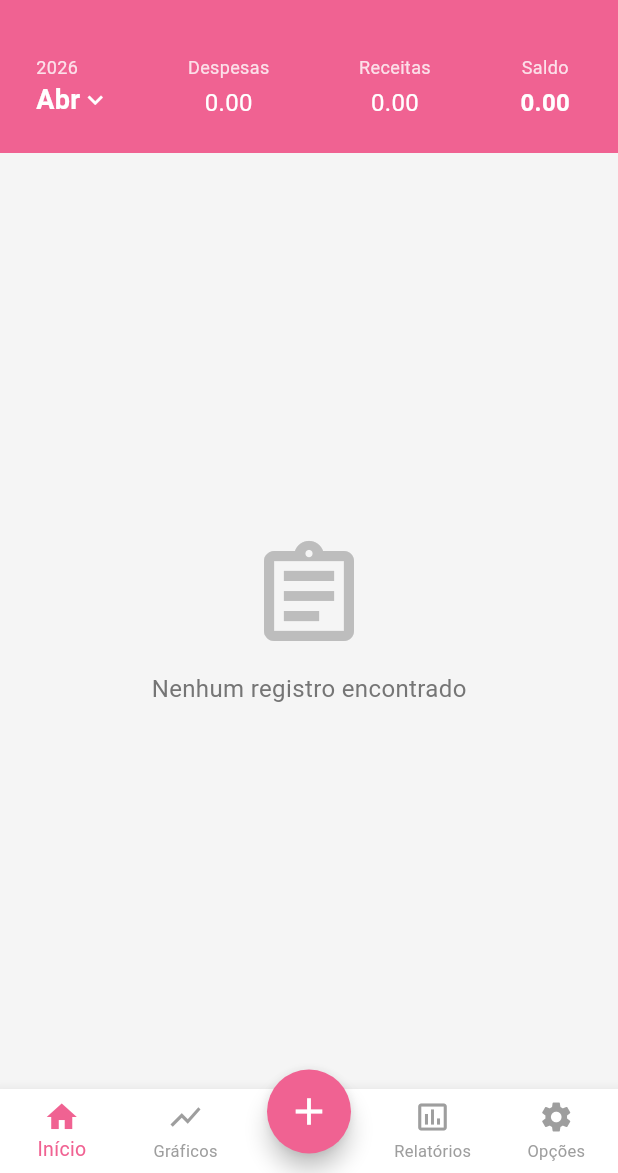
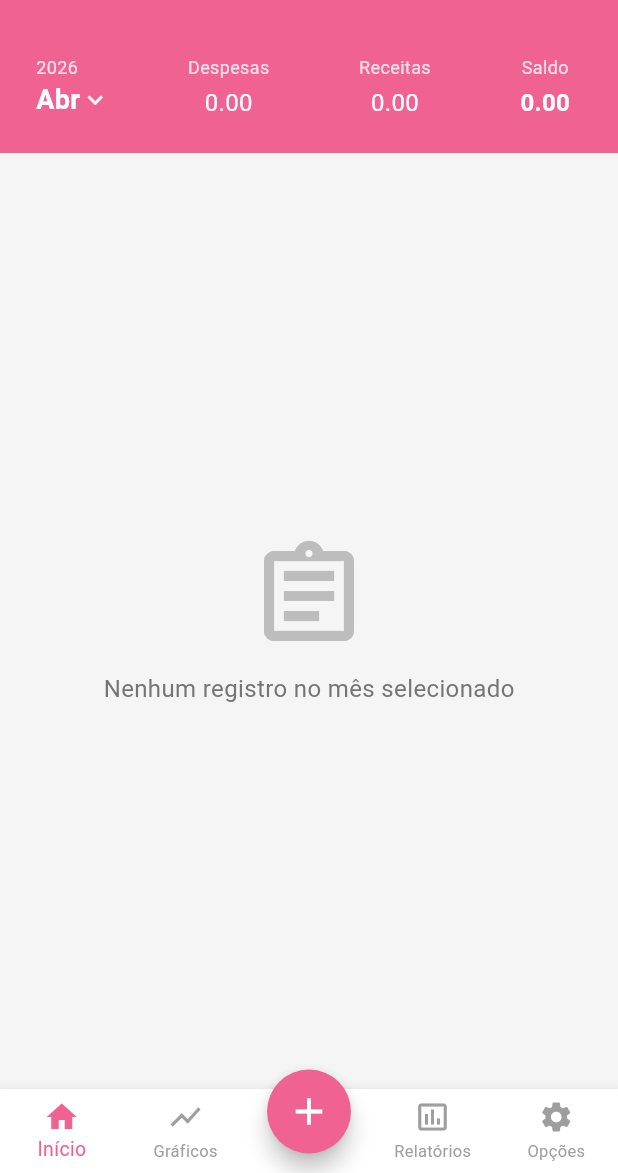
Before and after one commit to BeatrizKSilva/app-controle-financeiro, a Flutter app: the Principal screen opened directly, on a phone screen of 412 x 824 dp, the part 63-1236 px from its top. Run offline on Flutter 3.47's test engine with Material 3 defaults, Android fonts, the phone set to English and light mode, and no system bars.

Commit message:
Corrigindo bug do calendário e adicionando filtro mensal de transações

```diff
--- a/lib/views/categoria.dart
+++ b/lib/views/categoria.dart
@@ -197,7 +197,7 @@ class _CategoriaState extends State<Categoria> {
                               final DateTime? dataEscolhida =
                                   await showDatePicker(
                                 context: context,
-                                initialDate: data!,
+                                initialDate: data,
                                 firstDate: DateTime(2000),
                                 lastDate: DateTime(2100),
                               );
--- a/lib/views/principal.dart
+++ b/lib/views/principal.dart
@@ -36,9 +36,23 @@ class _PrincipalState extends State<Principal> {
     'Dez'
   ];
 
-  double _totalDespesas = 0.0;
-  double _totalReceitas = 0.0;
-  double get _saldo => _totalReceitas - _totalDespesas;
+  double get _despesasDoMes {
+
+    return _transacoes
+        .where((t) => t['tipo'] == 'despesa' && t['data'].month == _dataSelecionada.month && t['data'].year == _dataSelecionada.year)
+        .fold(0.0, (soma, item) => soma + item['valor']);
+
+  }
+
+  double get _receitasDoMes {
+
+    return _transacoes
+        .where((t) => t['tipo'] == 'receita' && t['data'].month == _dataSelecionada.month && t['data'].year == _dataSelecionada.year)
+        .fold(0.0, (soma, item) => soma + item['valor']);
+
+  }
+
+  double get _saldoDoMes => _receitasDoMes - _despesasDoMes;
 
   List<Map<String, dynamic>> _transacoes = [];
 
@@ -193,7 +207,6 @@ class _PrincipalState extends State<Principal> {
 
               if (resultado != null && resultado is Map) {
                 setState(() {
-                  _totalReceitas += resultado['valor'];
                   _transacoes.add({
                     'tipo': 'receita',
                     'valor': resultado['valor'],
@@ -214,7 +227,6 @@ class _PrincipalState extends State<Principal> {
               );
               if (resultado != null && resultado is Map) {
                 setState(() {
-                  _totalDespesas += resultado['valor'];
                   _transacoes.add({
                     'tipo': 'despesa', // Para sabermos a cor depois
                     'valor': resultado['valor'],
@@ -261,32 +273,35 @@ class _PrincipalState extends State<Principal> {
   }
 
   Widget _buildListaTransacoes() {
-    List<Map<String, dynamic>> transacoesFiltradas = _transacoes;
+    List<Map<String, dynamic>> transacoesFiltradas = _transacoes.where((t) {
+      return t['data'].month == _dataSelecionada.month &&
+             t['data'].year == _dataSelecionada.year;
+    }).toList();
+
     if (_filtroAtual == 'Receitas') {
-      transacoesFiltradas =
-          _transacoes.where((t) => t['tipo'] == 'receita').toList();
+      transacoesFiltradas = transacoesFiltradas.where((t) => t['tipo'] == 'receita').toList();
     } else if (_filtroAtual == 'Despesas') {
-      transacoesFiltradas =
-          _transacoes.where((t) => t['tipo'] == 'despesa').toList();
+      transacoesFiltradas = transacoesFiltradas.where((t) => t['tipo'] == 'despesa').toList();
     }
+
     if (transacoesFiltradas.isEmpty) {
       return Center(
         child: Column(
           mainAxisAlignment: MainAxisAlignment.center,
           children: [
-            Icon(Icons.assignment_outlined,
-                size: 80, color: Colors.grey.shade400),
+            Icon(Icons.assignment_outlined, size: 80, color: Colors.grey.shade400),
             const SizedBox(height: 10),
             Text(
               _filtroAtual == 'Todos' || _filtroAtual == 'Saldo'
-                  ? 'Nenhum registro encontrado'
-                  : 'Não há registros de $_filtroAtual',
+                  ? 'Nenhum registro no mês selecionado'
+                  : 'Não há registros de $_filtroAtual neste mês',
               style: TextStyle(color: Colors.grey.shade600, fontSize: 16),
             ),
           ],
         ),
       );
     }
+
     return ListView.builder(
       itemCount: transacoesFiltradas.length,
       padding: const EdgeInsets.all(10),
@@ -323,8 +338,8 @@ class _PrincipalState extends State<Principal> {
             ),
             trailing: Text(
               '${isReceita ? '+' : '-'} R\$ ${transacao['valor'].toStringAsFixed(2)}',
-              style: const TextStyle(
-                color: Colors.black87,
+              style: TextStyle(
+                color: isReceita ? Colors.green : Colors.red,
                 fontWeight: FontWeight.bold,
                 fontSize: 16,
               ),
@@ -344,25 +359,19 @@ class _PrincipalState extends State<Principal> {
         crossAxisAlignment: CrossAxisAlignment.center,
         children: [
           _buildDateSelector(),
-          _buildStatColumn(
-              'Despesas', _totalDespesas.toStringAsFixed(2), Colors.white,
+          _buildStatColumn('Despesas', _despesasDoMes.toStringAsFixed(2), Colors.white,
               isSelected: _filtroAtual == 'Despesas', onTap: () {
-            setState(() {
-              _filtroAtual = 'Despesas';
-            });
+            setState(() { _filtroAtual = 'Despesas'; });
           }),
-          _buildStatColumn(
-              'Receitas', _totalReceitas.toStringAsFixed(2), Colors.white,
+
+          _buildStatColumn('Receitas', _receitasDoMes.toStringAsFixed(2), Colors.white,
               isSelected: _filtroAtual == 'Receitas', onTap: () {
-            setState(() {
-              _filtroAtual = 'Receitas';
-            });
+            setState(() { _filtroAtual = 'Receitas'; });
           }),
-          _buildStatColumn('Saldo', _saldo.toStringAsFixed(2), Colors.white,
+
+          _buildStatColumn('Saldo', _saldoDoMes.toStringAsFixed(2), Colors.white,
               isBold: true, isSelected: _filtroAtual == 'Saldo', onTap: () {
-            setState(() {
-              _filtroAtual = 'Saldo';
-            });
+            setState(() { _filtroAtual = 'Saldo'; });
           }),
         ],
       ),
```
